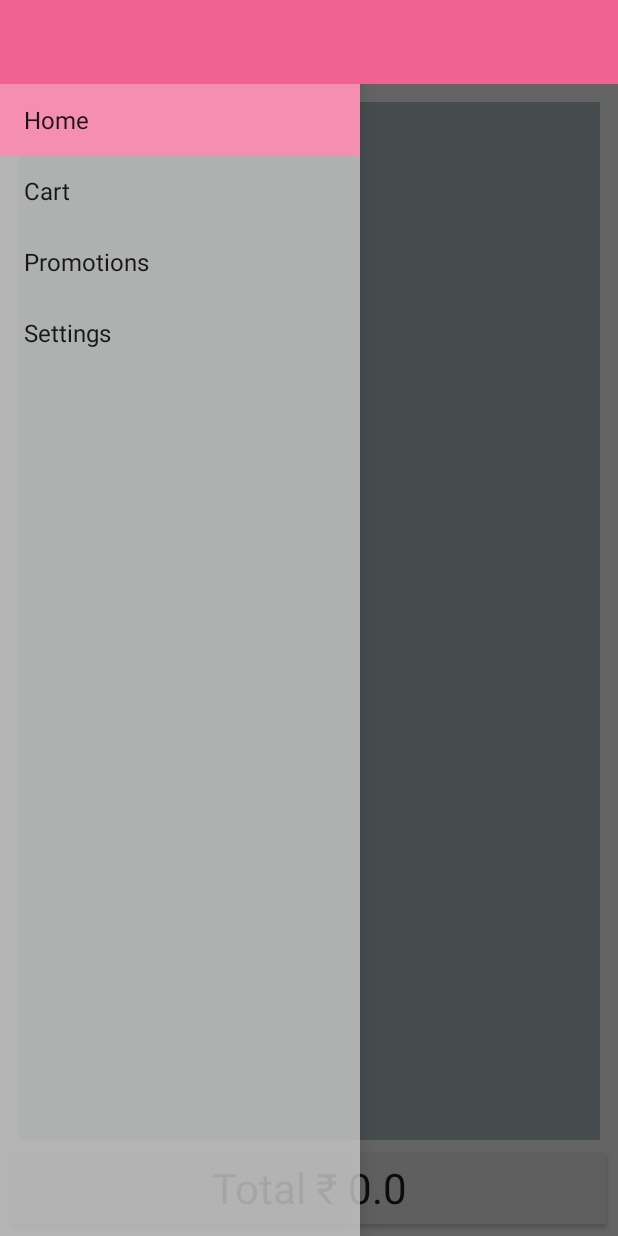
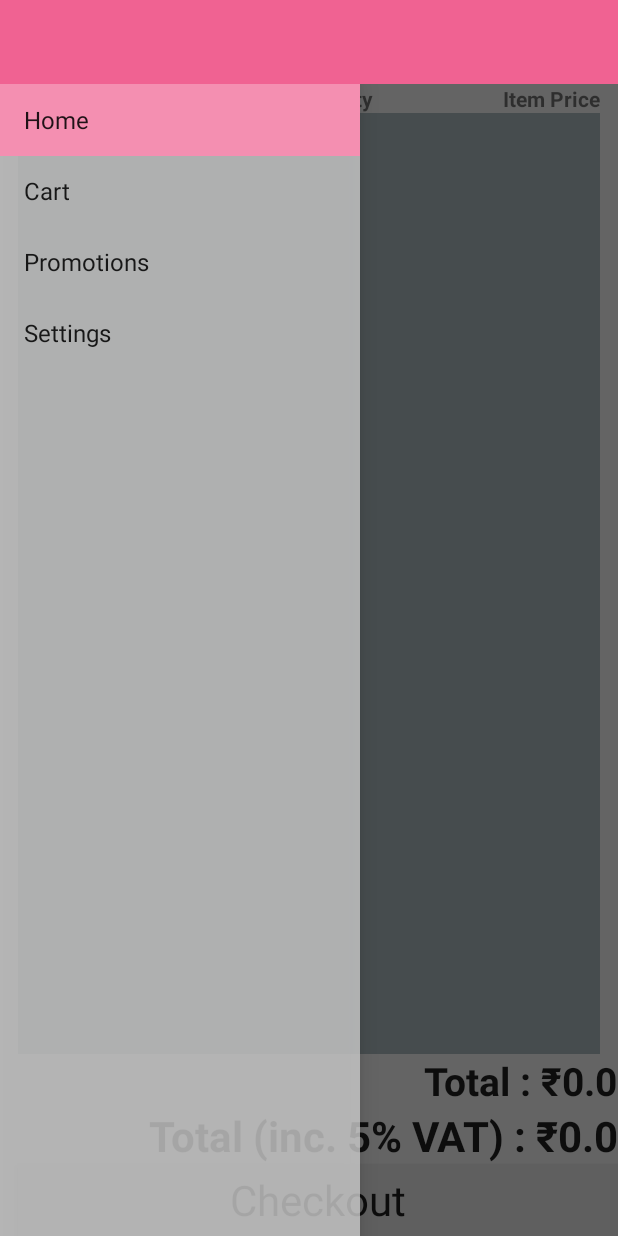
Before and after one commit to ishaanj/GetFreshApp, an Android app: the fragment CartFragment placed in its activity, with the side drawer open, on a phone screen of 412 x 824 dp. Run offline under Robolectric (Android 15) with nearby library versions, the phone set to English and light mode, and no system bars; libraries missing offline, so code that uses them is left out: com.android.datetimepicker; 2 statements that could not run were skipped.

Commit message:
Final changes pre-test

```diff
--- a/app/src/main/java/getfresh/com/getfreshapplication/fragment/CartFragment.java
+++ b/app/src/main/java/getfresh/com/getfreshapplication/fragment/CartFragment.java
@@ -62,7 +62,9 @@ public class CartFragment extends Fragment implements UserLocationManager.UserLo
 
     public  CartFragment() {  }
 
-    private Button itemTotalText;
+    private Button checkout;
+    private TextView itemTotalText;
+    private TextView itemTotalTaxed;
     private UserLocationManager manager;
     private AlertDialog alert;
     private boolean isDiscounted = false;
@@ -105,23 +107,27 @@ public class CartFragment extends Fragment implements UserLocationManager.UserLo
     public View onCreateView(LayoutInflater inflater, ViewGroup container, Bundle savedInstanceState) {
         View v = inflater.inflate(R.layout.fragment_cart, container, false);
 
-        itemTotalText = (Button) v.findViewById(R.id.cart_total);
+        checkout = (Button)v.findViewById(R.id.checkout);
+        itemTotalText = (TextView) v.findViewById(R.id.cart_price_total);
+        itemTotalTaxed = (TextView) v.findViewById(R.id.taxed_total);
+
         if(isDiscounted) {
-            itemTotalText.setText("Total (Discount) \u20B9 " + totalResult);
+            itemTotalText.setText("Total (Discount) : ₹" + totalResult);
         }
         else {
-            itemTotalText.setText("Total \u20B9 " + totalResult);
+            itemTotalText.setText("Total : ₹" + totalResult);
         }
 
+        itemTotalTaxed.setText("Total (inc. 5% VAT) : ₹"+ Math.ceil(totalResult * 1.05));
 
-        itemTotalText.setOnClickListener(new View.OnClickListener() {
+        checkout.setOnClickListener(new View.OnClickListener() {
             @Override
             public void onClick(View v) {
                 final SharedPreferences sp = PreferenceManager.getDefaultSharedPreferences(getActivity());
                 AlertDialog.Builder requestAddress = new AlertDialog.Builder(getActivity());
                 requestAddress.setTitle("Select Address");
 
-                String array[] = new String[] {"Home Address", "Another Address", "New Alternate Address"};
+                String array[] = new String[]{"Home Address", "Another Address", "New Alternate Address"};
                 final String haddress = sp.getString(ADDRESS, "");
                 final String aladdress = sp.getString(ALTERNATE_ADDRESS, "");
 
@@ -134,20 +140,20 @@ public class CartFragment extends Fragment implements UserLocationManager.UserLo
                 final boolean hExtra = !TextUtils.isEmpty(hBuilding) && !TextUtils.isEmpty(hStreet);
                 final boolean alExtra = !TextUtils.isEmpty(alBuilding) && !TextUtils.isEmpty(alStreet);
 
-                if(!TextUtils.isEmpty(haddress)) {
+                if (!TextUtils.isEmpty(haddress)) {
                     String address = "";
-                    if(!TextUtils.isEmpty(hBuilding))
+                    if (!TextUtils.isEmpty(hBuilding))
                         address = hBuilding + ", ";
-                    if(!TextUtils.isEmpty(hStreet))
+                    if (!TextUtils.isEmpty(hStreet))
                         address += hStreet + ", ";
                     address += haddress;
                     array[0] = address;
                 }
-                if(!TextUtils.isEmpty(aladdress)) {
+                if (!TextUtils.isEmpty(aladdress)) {
                     String address = "";
-                    if(!TextUtils.isEmpty(alBuilding))
+                    if (!TextUtils.isEmpty(alBuilding))
                         address = alBuilding + ", ";
-                    if(!TextUtils.isEmpty(alStreet))
+                    if (!TextUtils.isEmpty(alStreet))
                         address += alStreet + ", ";
                     address += aladdress;
                     array[0] = address;
@@ -156,14 +162,13 @@ public class CartFragment extends Fragment implements UserLocationManager.UserLo
                 requestAddress.setSingleChoiceItems(array, 0, new DialogInterface.OnClickListener() {
                     @Override
                     public void onClick(final DialogInterface dialog, int which) {
-                        if(which == 0) {
-                            if(!TextUtils.isEmpty(haddress) && hExtra) {
+                        if (which == 0) {
+                            if (!TextUtils.isEmpty(haddress) && hExtra) {
                                 addressResultType = 1;
 
                                 createDateTimeDialog().show();
                                 dialog.dismiss();
-                            }
-                            else {
+                            } else {
                                 AlertDialog.Builder addressBuilder = new AlertDialog.Builder(getActivity());
                                 addressBuilder.setTitle("Address Details");
                                 View v = getActivity().getLayoutInflater().inflate(R.layout.dialog_name_address, null, false);
@@ -188,35 +193,31 @@ public class CartFragment extends Fragment implements UserLocationManager.UserLo
                                         String street = editStreet.getText().toString().trim();
                                         SharedPreferences.Editor edit = sp.edit();
 
-                                        if(TextUtils.isEmpty(name)) {
+                                        if (TextUtils.isEmpty(name)) {
                                             Toast.makeText(getActivity(), "Name cannot be empty", Toast.LENGTH_SHORT).show();
                                             return;
-                                        }
-                                        else {
+                                        } else {
                                             edit.putString(NAME, name);
                                         }
 
-                                        if(TextUtils.isEmpty(building)) {
+                                        if (TextUtils.isEmpty(building)) {
                                             Toast.makeText(getActivity(), "Building cannot be empty", Toast.LENGTH_SHORT).show();
                                             return;
-                                        }
-                                        else {
+                                        } else {
                                             edit.putString(ADDRESS_BUILDING, building);
                                         }
 
-                                        if(TextUtils.isEmpty(street)) {
+                                        if (TextUtils.isEmpty(street)) {
                                             Toast.makeText(getActivity(), "Street cannot be empty", Toast.LENGTH_SHORT).show();
                                             return;
-                                        }
-                                        else {
+                                        } else {
                                             edit.putString(ADDRESS_STREET, street);
                                         }
 
-                                        if(TextUtils.isEmpty(address)) {
+                                        if (TextUtils.isEmpty(address)) {
                                             Toast.makeText(getActivity(), "Address cannot be empty", Toast.LENGTH_SHORT).show();
                                             return;
-                                        }
-                                        else {
+                                        } else {
                                             edit.putString(ADDRESS, address);
                                         }
 
@@ -232,20 +233,17 @@ public class CartFragment extends Fragment implements UserLocationManager.UserLo
 
                                 addressBuilder.show();
                             }
-                        }
-                        else if (which == 1) {
-                            if(!TextUtils.isEmpty(aladdress) && alExtra) {
+                        } else if (which == 1) {
+                            if (!TextUtils.isEmpty(aladdress) && alExtra) {
                                 addressResultType = 2;
 
                                 createDateTimeDialog().show();
                                 dialog.dismiss();
-                            }
-                            else {
+                            } else {
                                 createAlternateAlertDialog();
                                 dialog.dismiss();
                             }
-                        }
-                        else {
+                        } else {
                             createAlternateAlertDialog();
                             dialog.dismiss();
                         }
@@ -283,19 +281,17 @@ public class CartFragment extends Fragment implements UserLocationManager.UserLo
                                     edit.putString(ALT_NAME, name);
                                 }
 
-                                if(TextUtils.isEmpty(building)) {
+                                if (TextUtils.isEmpty(building)) {
                                     Toast.makeText(getActivity(), "Building cannot be empty", Toast.LENGTH_SHORT).show();
                                     return;
-                                }
-                                else {
+                                } else {
                                     edit.putString(ALTERNATE_BUILDING, building);
                                 }
 
-                                if(TextUtils.isEmpty(street)) {
+                                if (TextUtils.isEmpty(street)) {
                                     Toast.makeText(getActivity(), "Street cannot be empty", Toast.LENGTH_SHORT).show();
                                     return;
-                                }
-                                else {
+                                } else {
                                     edit.putString(ALTERNATE_STREET, street);
                                 }
 
--- a/app/src/main/java/getfresh/com/getfreshapplication/fragment/MainActivityFragment.java
+++ b/app/src/main/java/getfresh/com/getfreshapplication/fragment/MainActivityFragment.java
@@ -20,6 +20,7 @@ import android.widget.BaseAdapter;
 import android.widget.ImageView;
 import android.widget.ListView;
 import android.widget.NumberPicker;
+import android.widget.TextView;
 
 import java.util.ArrayList;
 
@@ -34,6 +35,8 @@ public class MainActivityFragment extends Fragment implements AdapterView.OnItem
     public static final String TAG = "MainActivityFragment";
     public static final String KEY_INST_MAIN = SettingsActivity.GetFreshPreferenceFragment.KEY_INSTRUCTIONS_MAIN;
     private static int QUANTITY_MAX = 10 , QUANTITY_MIN = 1;
+    private String[] itemPrices;
+    private String[] itemPricesTaxed;
     private ListView lv;
     private boolean isLand;
     private ItemAdapter adapter;
@@ -143,7 +146,9 @@ public class MainActivityFragment extends Fragment implements AdapterView.OnItem
         View v = inflater.inflate(R.layout.dialog_item_details, null, false);
         final ImageView im = (ImageView) v.findViewById(R.id.dialog_item_img);
         final NumberPicker nm = (NumberPicker) v.findViewById(R.id.numberPicker);
+        final TextView pw = (TextView)v.findViewById(R.id.dialog_item_price);
 
+        pw.setText("(inc. VAT)₹"+itemPricesTaxed[position]);
         nm.setMaxValue(QUANTITY_MAX);
         nm.setMinValue(QUANTITY_MIN);
         nm.setWrapSelectorWheel(false);
@@ -238,7 +243,6 @@ public class MainActivityFragment extends Fragment implements AdapterView.OnItem
         };
         private String[] itemTitles;
         //private String[] itemDescriptions;
-        private String[] itemPrices;
         //private String[] itemSubtitles;
         //private String[] itemFlavour1;
         //private String[] itemFlavour2;
@@ -250,7 +254,8 @@ public class MainActivityFragment extends Fragment implements AdapterView.OnItem
             inflater = LayoutInflater.from(getActivity());
             itemTitles = getActivity().getResources().getStringArray(R.array.item_titles);
             //itemDescriptions = getActivity().getResources().getStringArray(R.array.item_descriptions);
-            itemPrices = getActivity().getResources().getStringArray(R.array.item_prices);
+            itemPricesTaxed = getActivity().getResources().getStringArray(R.array.item_prices);
+            itemPrices = getActivity().getResources().getStringArray(R.array.item_prices_untaxed);
             //itemSubtitles = getActivity().getResources().getStringArray(R.array.item_subtitles);
             //itemFlavour1 = getActivity().getResources().getStringArray(R.array.item_flavours1);
             //itemFlavour2 = getActivity().getResources().getStringArray(R.array.item_flavours2);
--- a/app/src/main/java/getfresh/com/getfreshapplication/fragment/PromoFragment.java
+++ b/app/src/main/java/getfresh/com/getfreshapplication/fragment/PromoFragment.java
@@ -119,13 +119,13 @@ public class PromoFragment extends Fragment implements AdapterView.OnItemClickLi
 
             if (position == 0) {
                 if (noOfItems >= 7) {
-                    cartTotal = cartTotal - 280;
+                    cartTotal = cartTotal - 266;
                     CODE_APPLIED = position;
                     return Snackbar.make(v, "Code " + codeName + " applied", Snackbar.LENGTH_SHORT);
                 } else if (noOfItems == 6)
-                    return Snackbar.make(v, "Add 1 more item to cart", Snackbar.LENGTH_SHORT);
+                    return Snackbar.make(v, "Add 1 more item to cart (of ₹140 only)", Snackbar.LENGTH_SHORT);
                 else if (noOfItems == 5)
-                    return Snackbar.make(v, "Add 2 more items to your cart", Snackbar.LENGTH_SHORT);
+                    return Snackbar.make(v, "Add 2 more items to your cart(of ₹140 only)", Snackbar.LENGTH_SHORT);
                 else if (noOfItems < 5)
                     return Snackbar.make(v, "Cart does not have 5 items", Snackbar.LENGTH_LONG);
 
--- a/app/src/main/res/layout/dialog_item_details.xml
+++ b/app/src/main/res/layout/dialog_item_details.xml
@@ -11,6 +11,16 @@
         android:layout_alignParentStart="true"
         android:scaleType="fitXY" />
 
+    <TextView
+        android:layout_width="wrap_content"
+        android:layout_height="wrap_content"
+        android:id="@+id/dialog_item_price"
+        android:text="Item Price"
+        android:layout_below="@+id/dialog_item_img"
+        android:layout_alignParentLeft="true"
+        android:layout_alignParentStart="true"
+        android:textAppearance="@style/TextAppearance.AppCompat.Large" />
+
     <NumberPicker
         android:layout_width="wrap_content"
         android:layout_height="wrap_content"
--- a/app/src/main/res/layout/fragment_cart.xml
+++ b/app/src/main/res/layout/fragment_cart.xml
@@ -3,31 +3,84 @@
     xmlns:tools="http://schemas.android.com/tools"
     android:layout_width="match_parent" android:layout_height="match_parent">
 
+    <TextView
+        android:layout_width="wrap_content"
+        android:layout_height="wrap_content"
+        android:text="Item Name"
+        android:id="@+id/cart_title_header"
+        android:layout_marginStart="20dp"
+        android:layout_marginLeft="20dp"
+        android:layout_alignParentStart="true"
+        android:layout_alignParentLeft="true"
+        android:textStyle="bold" />
+
+    <TextView
+        android:layout_width="wrap_content"
+        android:layout_height="wrap_content"
+        android:text="Item Quantity"
+        android:id="@+id/cart_quantity_header"
+        android:layout_above="@+id/cart_list"
+        android:layout_centerHorizontal="true"
+        android:textStyle="bold" />
+
+    <TextView
+        android:layout_width="wrap_content"
+        android:layout_height="wrap_content"
+        android:text="Item Price"
+        android:id="@+id/cart_price_header"
+        android:layout_above="@+id/cart_list"
+        android:layout_alignRight="@+id/cart_list"
+        android:layout_alignEnd="@+id/cart_list"
+        android:textStyle="bold" />
+
     <ListView
         android:layout_width="match_parent"
         android:layout_height="match_parent"
         android:id="@+id/cart_list"
-        android:layout_alignParentTop="true"
-        android:layout_alignParentLeft="true"
-        android:layout_alignParentStart="true"
+        android:layout_below="@id/cart_title_header"
         tools:listitem="@layout/fragment_cart_list_item"
         android:background="#B0BEC5"
         android:divider="#FFFFFF"
         android:dividerHeight="4dp"
         android:layout_marginLeft="12dp"
         android:layout_marginRight="12dp"
-        android:layout_marginTop="12dp"
-        android:layout_above="@+id/cart_total" />
+        android:layout_above="@+id/cart_price_total"/>
+
 
     <Button
         android:layout_width="match_parent"
         android:layout_height="wrap_content"
         android:textAppearance="?android:attr/textAppearanceLarge"
-        android:text="Large Text"
-        android:id="@+id/cart_total"
+        android:text="Checkout"
+        android:id="@+id/checkout"
+        android:textSize="28dp"
+        android:background="#EEEEEE"
         android:layout_alignParentBottom="true"
-        android:layout_centerHorizontal="true"
-        android:layout_margin="8dp"
+        android:layout_alignLeft="@+id/cart_list"
+        android:layout_alignStart="@+id/cart_list" />
+
+    <TextView
+        android:layout_width="wrap_content"
+        android:layout_height="wrap_content"
+        android:textAppearance="?android:attr/textAppearanceLarge"
+        android:text="Total (inc. 5% VAT) : "
+        android:id="@+id/taxed_total"
+        android:layout_alignParentRight="true"
+        android:textStyle="bold"
         android:textSize="28dp"
-        android:background="#EEEEEE" />
+        android:layout_alignParentEnd="true"
+        android:layout_above="@id/checkout"/>
+
+    <TextView
+        android:layout_width="wrap_content"
+        android:layout_height="wrap_content"
+        android:text="Total : "
+        android:id="@+id/cart_price_total"
+        android:layout_alignParentRight="true"
+        android:layout_alignParentEnd="true"
+        android:layout_above="@id/taxed_total"
+        android:textStyle="bold"
+        android:textAppearance="@style/Base.TextAppearance.AppCompat.Large"
+        android:textSize="26dp" />
+
 </RelativeLayout>
--- a/app/src/main/res/values/arrays.xml
+++ b/app/src/main/res/values/arrays.xml
@@ -76,6 +76,25 @@
         <item>140.00</item>
     </string-array>
 
+    <string-array name="item_prices_untaxed">
+        <item>133.00</item>
+        <item>142.00</item>
+        <item>133.00</item>
+        <item>142.00</item>
+        <item>133.00</item>
+        <item>133.00</item>
+        <item>133.00</item>
+        <item>133.00</item>
+        <item>133.00</item>
+        <item>133.00</item>
+        <item>133.00</item>
+        <item>133.00</item>
+        <item>142.00</item>
+        <item>133.00</item>
+        <item>133.00</item>
+        <item>133.00</item>
+    </string-array>
+
     <string-array name="item_flavours1">
         <item>Spicy</item>
         <item>Spicy</item>
```
Also changed, not shown: 3 other files.
